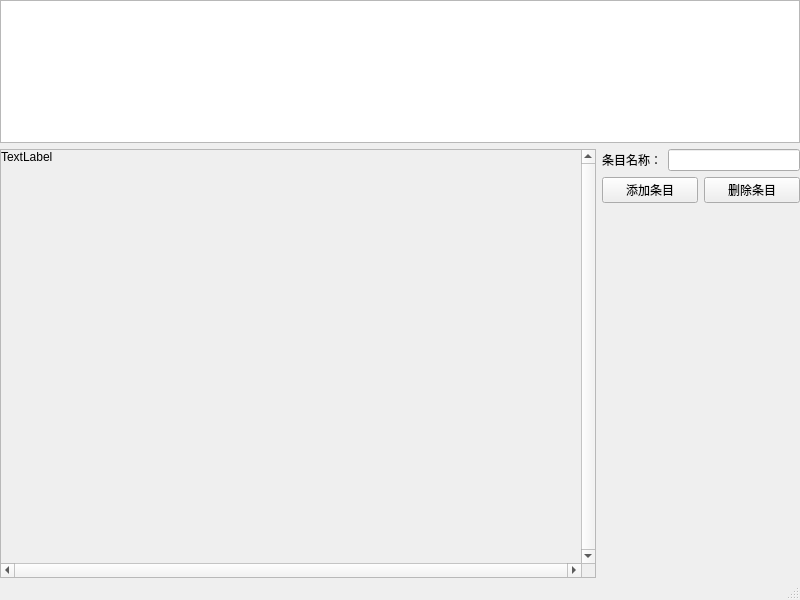
This is Widgets/ImageTool/mainwindow.ui in ZhengPengqiao/QtStudy as Qt 5 draws it before an edit. The edited form follows.
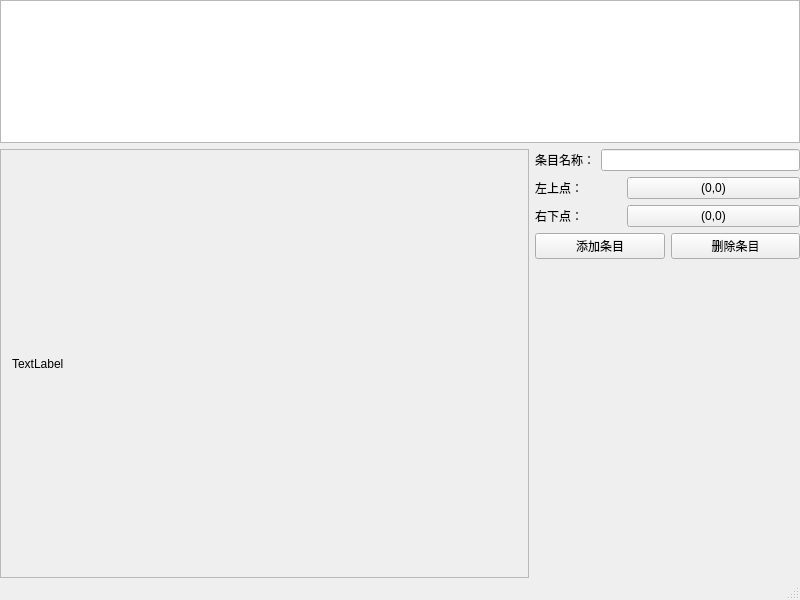
This is the edited form.

Commit message: 可以在label显示图片了

The edit to the form file:
```diff
--- a/Widgets/ImageTool/mainwindow.ui
+++ b/Widgets/ImageTool/mainwindow.ui
@@ -43,15 +43,9 @@
        </layout>
       </item>
       <item>
-       <layout class="QHBoxLayout" name="imageHBoxLayout" stretch="6,2">
+       <layout class="QHBoxLayout" name="imageHBoxLayout" stretch="4,2">
         <item>
          <widget class="QScrollArea" name="scrollArea">
-          <property name="verticalScrollBarPolicy">
-           <enum>Qt::ScrollBarAlwaysOn</enum>
-          </property>
-          <property name="horizontalScrollBarPolicy">
-           <enum>Qt::ScrollBarAlwaysOn</enum>
-          </property>
           <property name="widgetResizable">
            <bool>true</bool>
           </property>
@@ -60,23 +54,19 @@
             <rect>
              <x>0</x>
              <y>0</y>
-             <width>577</width>
-             <height>395</height>
+             <width>525</width>
+             <height>409</height>
             </rect>
            </property>
-           <widget class="QLabel" name="imageLabel">
-            <property name="geometry">
-             <rect>
-              <x>0</x>
-              <y>0</y>
-              <width>59</width>
-              <height>14</height>
-             </rect>
-            </property>
-            <property name="text">
-             <string>TextLabel</string>
-            </property>
-           </widget>
+           <layout class="QGridLayout" name="gridLayout_2">
+            <item row="0" column="0">
+             <widget class="QLabel" name="imageLabel">
+              <property name="text">
+               <string>TextLabel</string>
+              </property>
+             </widget>
+            </item>
+           </layout>
           </widget>
          </widget>
         </item>
@@ -96,6 +86,42 @@
             </item>
            </layout>
           </item>
+          <item>
+           <layout class="QHBoxLayout" name="horizontalLayout_4" stretch="2,4">
+            <item>
+             <widget class="QLabel" name="label_LT">
+              <property name="text">
+               <string>左上点：</string>
+              </property>
+             </widget>
+            </item>
+            <item>
+             <widget class="QPushButton" name="pushButton_LT">
+              <property name="text">
+               <string>(0,0)</string>
+              </property>
+             </widget>
+            </item>
+           </layout>
+          </item>
+          <item>
+           <layout class="QHBoxLayout" name="horizontalLayout_3" stretch="2,4">
+            <item>
+             <widget class="QLabel" name="label_RB">
+              <property name="text">
+               <string>右下点：</string>
+              </property>
+             </widget>
+            </item>
+            <item>
+             <widget class="QPushButton" name="pushButton_RB">
+              <property name="text">
+               <string>(0,0)</string>
+              </property>
+             </widget>
+            </item>
+           </layout>
+          </item>
           <item>
            <layout class="QHBoxLayout" name="horizontalLayout_2">
             <item>
```
Left out of the diff: 8 changed lines with no effect on the pictures. The commit also changes 2 other files.
